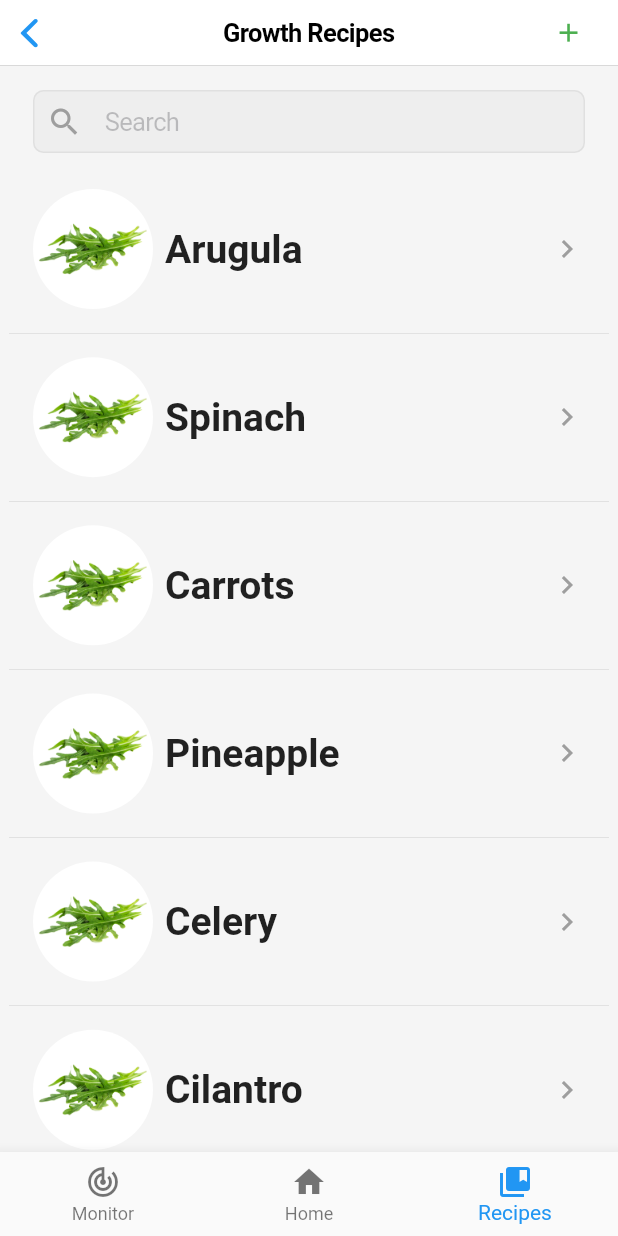
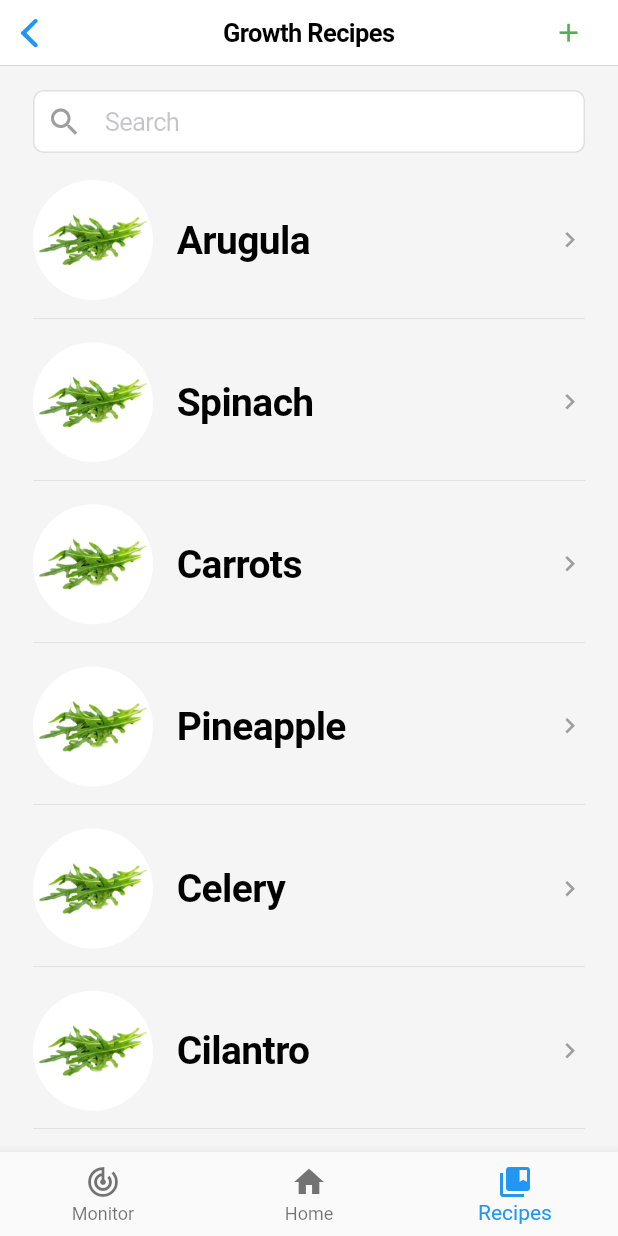
Before and after one commit to e-simpson/Open-Ag-Mobile, a Flutter app: the Home screen opened by its route, item 3 of the bottom bar chosen, on a phone screen of 412 x 824 dp. Run offline on Flutter 3.47's test engine with Material 2 defaults, Android fonts, the phone set to English and light mode, and no system bars; our stand-ins replace carousel_slider, charts_flutter, percent_indicator, shared_preferences, sqflite; missing offline and left inert: screentheme; accounts and stored records are empty.

Commit message:
mocked out basic monitor page with dummy charts/data added charting api added simple charting components (from examples) moved some ui tools to components fixed iOS app name fixed some styling naming changes

```diff
--- a/lib/components/RecipeRow.dart
+++ b/lib/components/RecipeRow.dart
@@ -9,12 +9,13 @@ class RecipeRow extends StatelessWidget {
 
   @override
   Widget build(BuildContext context) {
-    return Container(
-//        height: 70.0,
-//      padding: const EdgeInsets.all(16.0),
+    return CupertinoButton(
+      padding: const EdgeInsetsDirectional.fromSTEB(16.0, 8.0, 16.0, 8.0),
+      onPressed: (){},
+      child: Container(
         decoration: BoxDecoration(border: Border(bottom: BorderSide(color: Colors.black54, width: 0.1))),
         child: Padding(
-        padding: const EdgeInsets.all(16.0),
+          padding: const EdgeInsets.only(bottom: 12.0),
           child: Row(mainAxisSize: MainAxisSize.max, mainAxisAlignment: MainAxisAlignment.center,
             children: <Widget>[
               Stack(
@@ -23,13 +24,14 @@ class RecipeRow extends StatelessWidget {
                 ],
               ),
               Expanded(child: Padding(
-              padding: const EdgeInsets.all(8.0),
-              child: Text(title, style: TextStyle(fontWeight: FontWeight.bold, fontSize: 26.0)),
+                padding: const EdgeInsets.only(left: 16.0),
+                child: Text(title, style: TextStyle(fontWeight: FontWeight.bold, fontSize: 26.0, color: Colors.black)),
               )),
               Icon(Icons.chevron_right, color: Colors.grey)
             ],
           ),
         ),
+      ),
     );
   }
 }
--- a/lib/components/RoundedTextField.dart
+++ b/lib/components/RoundedTextField.dart
@@ -10,7 +10,7 @@ class RoundedTextField extends StatelessWidget {
   @override
   Widget build(BuildContext context) {
     return Container(
-      decoration: BoxDecoration(color: Colors.grey[200], borderRadius: BorderRadius.circular(7.0)),
+      decoration: BoxDecoration(color: Colors.white, borderRadius: BorderRadius.circular(7.0)),
       child: CupertinoTextField (
         placeholder: placeholder,
         controller: controller,
--- a/lib/routes/Home.dart
+++ b/lib/routes/Home.dart
@@ -1,5 +1,12 @@
 import 'package:flutter/cupertino.dart';
 import 'package:flutter/material.dart';
+import 'package:open_ag_mobile/components/NamedProgressBar.dart';
+import 'package:open_ag_mobile/components/SimpleChart.dart';
+import 'package:open_ag_mobile/components/SimpleLineGraph.dart';
+
+import 'package:percent_indicator/percent_indicator.dart';
+import 'package:intl/intl.dart';
+
 import 'package:open_ag_mobile/components/RecipeRow.dart';
 import 'package:open_ag_mobile/components/RoundedTextField.dart';
 import 'package:open_ag_mobile/entities/FoodComputer.dart';
@@ -7,9 +14,6 @@ import 'package:open_ag_mobile/entities/FoodComputerData.dart';
 import 'package:open_ag_mobile/entities/Recipe.dart';
 import 'package:open_ag_mobile/routes/CreateRecipe.dart';
 import 'package:open_ag_mobile/routes/RecipeList.dart';
-import 'package:open_ag_mobile/tools/ui.dart';
-import 'package:percent_indicator/percent_indicator.dart';
-import 'package:intl/intl.dart';
 
 
 class Home extends StatefulWidget {
@@ -134,10 +138,10 @@ class HomeState extends State<Home> {
 
     Widget stats = Column(mainAxisSize: MainAxisSize.max, mainAxisAlignment: MainAxisAlignment.spaceEvenly, crossAxisAlignment: CrossAxisAlignment.center,
       children: <Widget>[
-        NamedProgressBar("Water", 20, 60, Colors.blue, "Empty", "Full"),
-        NamedProgressBar("Temperature", 38, 60, Colors.red, "-20C", "40C"),
-        NamedProgressBar("PH Level", 24, 60, Colors.deepPurpleAccent, "Empty", "Full"),
-        NamedProgressBar("Light", 45, 60, Colors.orange, "Low", "High"),
+        TitledProgressBar(title: "Water", value: 20, max: 60, color: Colors.blue, minText: "Empty", maxText: "Full"),
+        TitledProgressBar(title: "Temperature", value: 38, max: 60, color: Colors.red, minText: "-20C", maxText: "40C"),
+        TitledProgressBar(title: "PH Level", value: 24, max:  60, color: Colors.deepPurpleAccent, minText:  "Empty", maxText: "Full"),
+        TitledProgressBar(title: "Light", value: 45, max:  60, color: Colors.orange, minText: "Low", maxText: "High"),
         Text("Updated " + DateFormat('hh:mm a').format(DateTime.fromMillisecondsSinceEpoch(latestFoodComputerData.timestamp)), style: TextStyle(color: Colors.grey, fontStyle: FontStyle.italic))
       ],
     );
@@ -168,7 +172,26 @@ class HomeState extends State<Home> {
 
 
     //TODO turn into component
-    Widget monitor = Container();
+    Widget monitorHeader = Column(mainAxisSize: MainAxisSize.max, //crossAxisAlignment: CrossAxisAlignment.center,
+      children: <Widget>[
+        Padding(padding: const EdgeInsets.only(top: 26.0)),
+        Row(
+          children: <Widget>[
+            Expanded(child: Text(foodComputer.title, style: TextStyle(color: Colors.black87, fontWeight: FontWeight.bold, fontSize: 20.0), textAlign: TextAlign.start)),
+            IconButton(icon: Icon(Icons.settings), color: Colors.grey, onPressed: (){})
+          ],
+        ),
+        Padding(padding: const EdgeInsets.only(top: 4.0)),
+      ]
+    );
+
+    Widget monitor = Padding(padding: const EdgeInsets.all(14.0),
+      child: Column(children: <Widget>[
+        monitorHeader,
+        Container(height: 300, child: SimpleChart.withSampleData()),
+        Container(height: 300, child: SimpleLineGraph.withSampleData())
+      ])
+    );
     //TODO turn into component
 
 
@@ -188,7 +211,7 @@ class HomeState extends State<Home> {
       Container(child:
         ListView(padding: const EdgeInsetsDirectional.fromSTEB(6.0, 0.0, 6.0, 0.0),
           children: <Widget>[
-            Padding(padding: const EdgeInsets.only(top:16.0, bottom: 8.0, left: 16.0, right: 16.0),
+            Padding(padding: const EdgeInsets.only(top:16.0, bottom: 10.0, left: 16.0, right: 16.0),
               child: RoundedTextField(icon: Icons.search, placeholder: "Search", controller: searchController),
             ),
             RecipeRow(recipeId: 1, title: "Arugula", image: "assets/arugula.png"),
--- a/lib/tools/ui.dart
+++ b/lib/tools/ui.dart
@@ -1,9 +1,5 @@
-
-
-
 import 'package:flutter/cupertino.dart';
 import 'package:flutter/material.dart';
-import 'package:percent_indicator/linear_percent_indicator.dart';
 
 Widget FullWidthCupertinoButton(String text, Function onPressed, Color color){
   return CupertinoButton(
@@ -14,52 +10,3 @@ Widget FullWidthCupertinoButton(String text, Function onPressed, Color color){
       disabledColor: Colors.grey[100]//Color.lerp(color.withOpacity(0.2), Colors.black12, 0.7),
   );
 }
-
-Widget NamedProgressBar(String name, int value, int max, Color color, String minText, String maxText){
-  return Padding(padding: const EdgeInsets.only(left: 34.0, right: 34.0, top: 2.0, bottom: 46.0),
-    child: Column(
-      children: <Widget>[
-        Row(mainAxisSize: MainAxisSize.max, mainAxisAlignment: MainAxisAlignment.start,
-          children: [Text(name, style: TextStyle(fontSize: 14.0, fontWeight: FontWeight.bold, color: color))],
-        ),
-        Row(mainAxisSize: MainAxisSize.max, mainAxisAlignment: MainAxisAlignment.center,
-          children: <Widget>[
-            Padding(padding: const EdgeInsets.only(top: 4.0),
-              child: LinearPercentIndicator(
-                width: 270.0,
-                lineHeight: 14.0,
-                percent: value/max,
-                backgroundColor: Colors.grey[300],
-                progressColor: color,
-                animation: true,
-                animationDuration: 1000,
-                leading: Text(minText, style: TextStyle(color: Colors.grey)),
-                trailing: Text(maxText, style: TextStyle(color: Colors.grey)),
-//                center: Text(((value/max)*100).toInt().toString() + "%", style: TextStyle(color: (value/max) < 0.6 ? Colors.black : Colors.white)),
-              ),
-            ),
-          ],
-        ),
-      ],
-    ),
-  );
-
-
-//  return Padding(
-//    padding: const EdgeInsets.all(8.0),
-//    child: Row(mainAxisSize: MainAxisSize.max, mainAxisAlignment: MainAxisAlignment.center,
-//      children: <Widget>[
-//        Text(minText, style: TextStyle(color: Colors.grey)),
-//        Container(
-//          width: 150.0,
-//          child: LinearProgressIndicator(
-//            valueColor: AlwaysStoppedAnimation<Color>(color),
-//            backgroundColor: Colors.grey,
-//            value: 0.3,
-//          ),
-//        ),
-//        Text(maxText, style: TextStyle(color: Colors.grey))
-//      ],
-//    ),
-//  );
-}
--- a/pubspec.yaml
+++ b/pubspec.yaml
@@ -20,6 +20,7 @@ dependencies:
   flutter_swiper: ^1.1.4  # remove
 #  flutter_page_indicator: ^0.0.3 # remove?
   percent_indicator: ^1.0.12
+  charts_flutter: ^0.5.0
 
 
 
```
Also changed, not shown: lib/components/NamedProgressBar.dart (added, +45 -0 lines), lib/components/SimpleChart.dart (added, +81 -0 lines), lib/components/SimpleLineGraph.dart (added, +83 -0 lines), 3 other files. Lines whose indentation alone changed are shown as unchanged.
